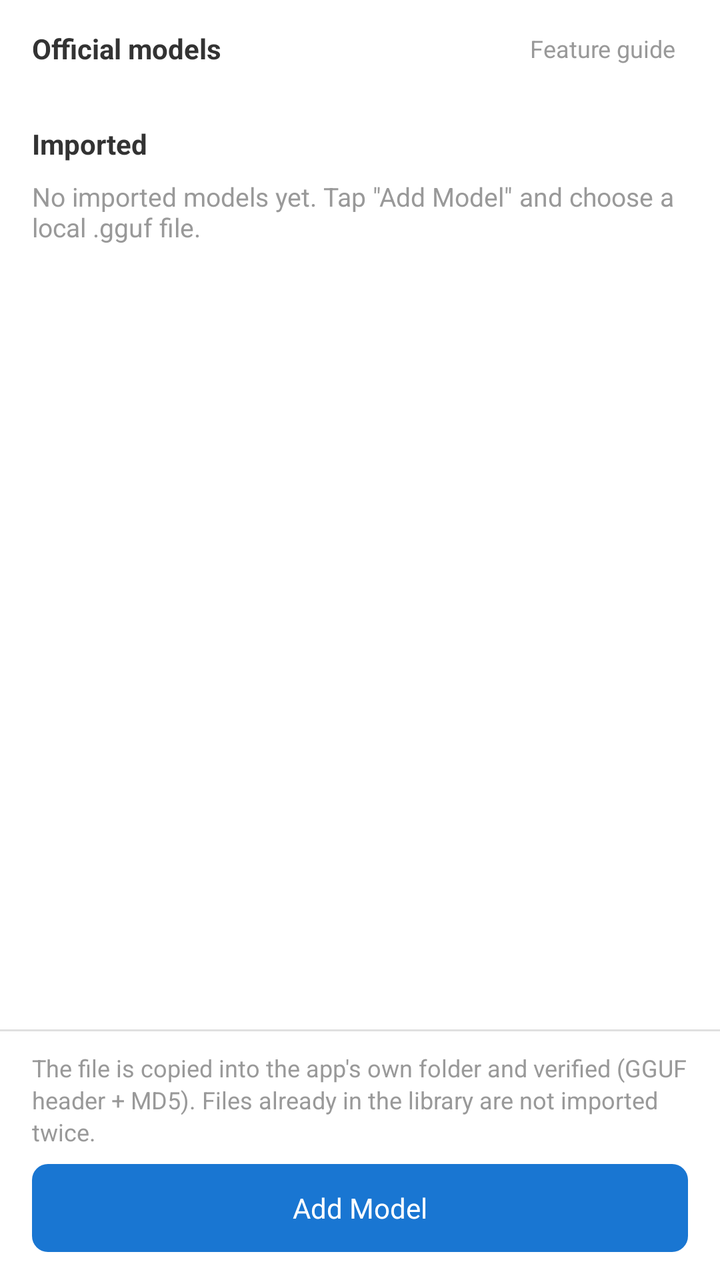
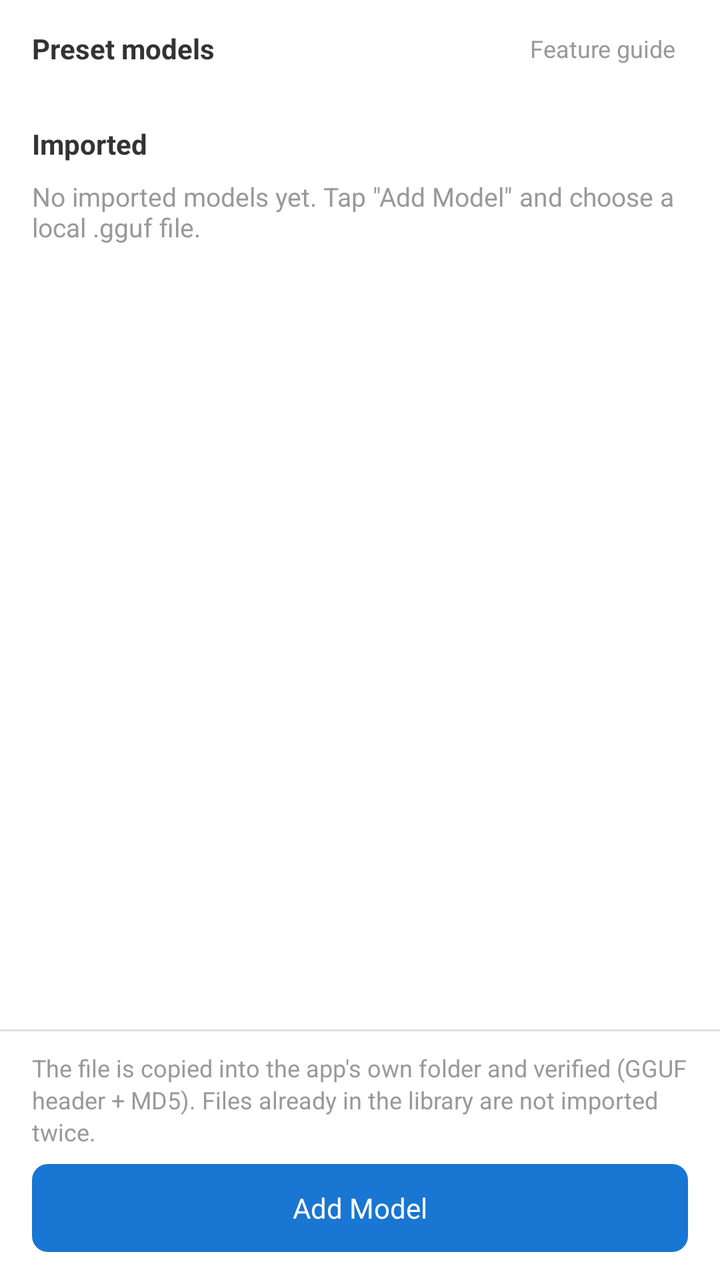

Before-and-after screenshots of an Android layout around one commit, followed by the original layout XML and the change that was made.
<!-- AndroidManifest.xml: application theme Theme.MT -->
<!-- res/layout/fragment_llamacpp_model.xml -->
<?xml version="1.0" encoding="utf-8"?>
<LinearLayout xmlns:android="http://schemas.android.com/apk/res/android"
    android:layout_width="match_parent"
    android:layout_height="match_parent"
    android:orientation="vertical">

    <ScrollView
        android:id="@+id/contentScroll"
        android:layout_width="match_parent"
        android:layout_height="0dp"
        android:layout_weight="1"
        android:fillViewport="true">

        <LinearLayout
            android:layout_width="match_parent"
            android:layout_height="wrap_content"
            android:orientation="vertical"
            android:paddingHorizontal="16dp"
            android:paddingTop="12dp">

            
            <LinearLayout
                android:layout_width="match_parent"
                android:layout_height="wrap_content"
                android:gravity="center_vertical"
                android:orientation="horizontal"
                android:paddingBottom="8dp">

                <TextView
                    android:layout_width="0dp"
                    android:layout_height="wrap_content"
                    android:layout_weight="1"
                    android:text="@string/llamacpp_group_official"
                    android:textColor="@color/text_primary"
                    android:textSize="14sp"
                    android:textStyle="bold" />

                <TextView
                    android:id="@+id/btnIntroLink"
                    android:layout_width="wrap_content"
                    android:layout_height="wrap_content"
                    android:background="?android:attr/selectableItemBackground"
                    android:paddingHorizontal="6dp"
                    android:paddingVertical="4dp"
                    android:text="@string/llamacpp_view_intro"
                    android:textColor="@color/text_tertiary"
                    android:textSize="12sp" />
            </LinearLayout>

            <LinearLayout
                android:id="@+id/builtinContainer"
                android:layout_width="match_parent"
                android:layout_height="wrap_content"
                android:orientation="vertical" />

            
            <TextView
                android:layout_width="match_parent"
                android:layout_height="wrap_content"
                android:layout_marginTop="18dp"
                android:paddingBottom="8dp"
                android:text="@string/llamacpp_group_imported"
                android:textColor="@color/text_primary"
                android:textSize="14sp"
                android:textStyle="bold" />

            <TextView
                android:id="@+id/importedEmpty"
                android:layout_width="match_parent"
                android:layout_height="wrap_content"
                android:layout_marginBottom="4dp"
                android:text="@string/llamacpp_empty_imported"
                android:textColor="@color/text_tertiary"
                android:textSize="13sp" />

            <LinearLayout
                android:id="@+id/importedContainer"
                android:layout_width="match_parent"
                android:layout_height="wrap_content"
                android:orientation="vertical" />

            <Space
                android:layout_width="match_parent"
                android:layout_height="12dp" />
        </LinearLayout>
    </ScrollView>

    <View
        android:layout_width="match_parent"
        android:layout_height="1dp"
        android:background="@color/divider" />

    <LinearLayout
        android:id="@+id/bottomBar"
        android:layout_width="match_parent"
        android:layout_height="wrap_content"
        android:orientation="vertical"
        android:paddingHorizontal="16dp"
        android:paddingTop="10dp"
        android:paddingBottom="14dp">

        
        <LinearLayout
            android:id="@+id/importProgressBox"
            android:layout_width="match_parent"
            android:layout_height="wrap_content"
            android:layout_marginBottom="10dp"
            android:background="@drawable/dialog_background"
            android:orientation="vertical"
            android:paddingHorizontal="14dp"
            android:paddingVertical="12dp"
            android:visibility="gone">

            <TextView
                android:id="@+id/importProgressText"
                android:layout_width="match_parent"
                android:layout_height="wrap_content"
                android:text="@string/llamacpp_import_started"
                android:textColor="@color/text_primary"
                android:textSize="12sp" />

            <ProgressBar
                android:id="@+id/importProgress"
                style="?android:attr/progressBarStyleHorizontal"
                android:layout_width="match_parent"
                android:layout_height="wrap_content"
                android:layout_marginTop="6dp"
                android:max="100" />

            <TextView
                android:id="@+id/btnCancelImport"
                android:layout_width="wrap_content"
                android:layout_height="wrap_content"
                android:layout_gravity="end"
                android:layout_marginTop="6dp"
                android:background="@drawable/btn_neutral"
                android:gravity="center"
                android:minHeight="32dp"
                android:minWidth="72dp"
                android:text="@string/cancel"
                android:textColor="@color/text_primary"
                android:textSize="12sp" />
        </LinearLayout>

        
        <TextView
            android:id="@+id/addHint"
            android:layout_width="match_parent"
            android:layout_height="wrap_content"
            android:lineSpacingExtra="2dp"
            android:text="@string/llamacpp_import_hint"
            android:textColor="@color/text_tertiary"
            android:textSize="12sp" />

        <TextView
            android:id="@+id/btnAddModel"
            android:layout_width="match_parent"
            android:layout_height="wrap_content"
            android:layout_marginTop="8dp"
            android:background="@drawable/btn_download"
            android:gravity="center"
            android:minHeight="44dp"
            android:text="@string/llamacpp_add_model"
            android:textColor="@android:color/white"
            android:textSize="14sp" />
    </LinearLayout>
</LinearLayout>
<!-- resources referenced by this layout -->
<resources>
  <color name="divider">#E0E0E0</color>
  <color name="text_primary">#333333</color>
  <color name="text_tertiary">#999999</color>
  <!-- drawable btn_download (drawable) -->
  <?xml version="1.0" encoding="utf-8"?>
  <shape xmlns:android="http://schemas.android.com/apk/res/android"
      android:shape="rectangle">
      <solid android:color="#1976D2"/>
      <corners android:radius="8dp"/>
  </shape>
  <!-- drawable btn_neutral (drawable) -->
  <?xml version="1.0" encoding="utf-8"?>
  <shape xmlns:android="http://schemas.android.com/apk/res/android"
      android:shape="rectangle">
      <solid android:color="@color/surface_variant" />
      <corners android:radius="8dp" />
  </shape>
  <!-- drawable dialog_background (drawable) -->
  <?xml version="1.0" encoding="utf-8"?>
  <shape xmlns:android="http://schemas.android.com/apk/res/android"
      android:shape="rectangle">
  
      <solid android:color="@color/surface" />
      <corners android:radius="20dp" />
  
  </shape>
  <string name="cancel">Cancel</string>
  <string name="llamacpp_add_model">Add Model</string>
  <string name="llamacpp_empty_imported">No imported models yet. Tap \"Add Model\" and choose a local .gguf file.</string>
  <string name="llamacpp_group_imported">Imported</string>
  <string name="llamacpp_group_official">Official models</string>
  <string name="llamacpp_import_hint">The file is copied into the app\'s own folder and verified (GGUF header + MD5). Files already in the library are not imported twice.</string>
  <string name="llamacpp_import_started">Importing…</string>
  <string name="llamacpp_view_intro">Feature guide</string>
  <style name="Theme.MT" parent="Base.Theme.MT">
          
          <item name="android:navigationBarColor">@android:color/transparent</item>
          <item name="android:statusBarColor">@android:color/transparent</item>
          <item name="android:windowLightStatusBar">?attr/isLightTheme</item>
      </style>
  <color name="surface_variant">#EFF7FB</color>
  <color name="surface">#FFFFFF</color>
  <style name="Base.Theme.MT" parent="Theme.Material3.DayNight.NoActionBar">
          <item name="colorPrimary">@color/primary</item>
          <item name="preferenceTheme">@style/AppPreferenceTheme</item>
          <item name="android:windowBackground">@color/surface</item>
          <item name="android:navigationBarColor">
              @android:color/transparent
          </item>
          <item name="android:enforceNavigationBarContrast">false</item>
          <item name="android:enforceStatusBarContrast">false</item>
      </style>
  <color name="primary">#55AEEA</color>
  <style name="AppPreferenceTheme" parent="@style/PreferenceThemeOverlay">
          <item name="android:preferenceStyle">@style/AppPrefStyle</item>
      </style>
  <style name="AppPrefStyle">
          <item name="android:layout">@layout/preference_item_fit</item>
      </style>
</resources>

<!-- the commit's change to res/layout/fragment_llamacpp_model.xml (unified diff, before → after) -->
@@ -30,7 +30,7 @@
                     android:layout_width="0dp"
                     android:layout_height="wrap_content"
                     android:layout_weight="1"
-                    android:text="@string/llamacpp_group_official"
+                    android:text="@string/llamacpp_group_preset"
                     android:textColor="@color/text_primary"
                     android:textSize="14sp"
                     android:textStyle="bold" />
<!-- resource entries referenced after the edit -->
@@ -30,7 +30,7 @@
   <string name="llamacpp_add_model">Add Model</string>
   <string name="llamacpp_empty_imported">No imported models yet. Tap \"Add Model\" and choose a local .gguf file.</string>
   <string name="llamacpp_group_imported">Imported</string>
-  <string name="llamacpp_group_official">Official models</string>
+  <string name="llamacpp_group_preset">Preset models</string>
   <string name="llamacpp_import_hint">The file is copied into the app\'s own folder and verified (GGUF header + MD5). Files already in the library are not imported twice.</string>
   <string name="llamacpp_import_started">Importing…</string>
   <string name="llamacpp_view_intro">Feature guide</string>
